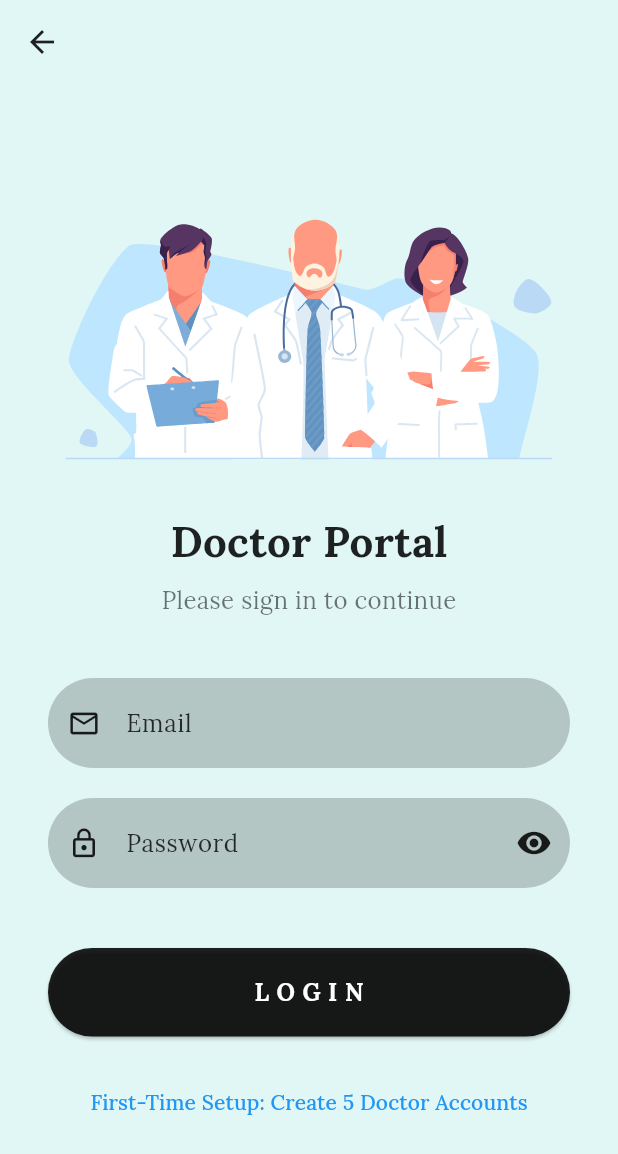
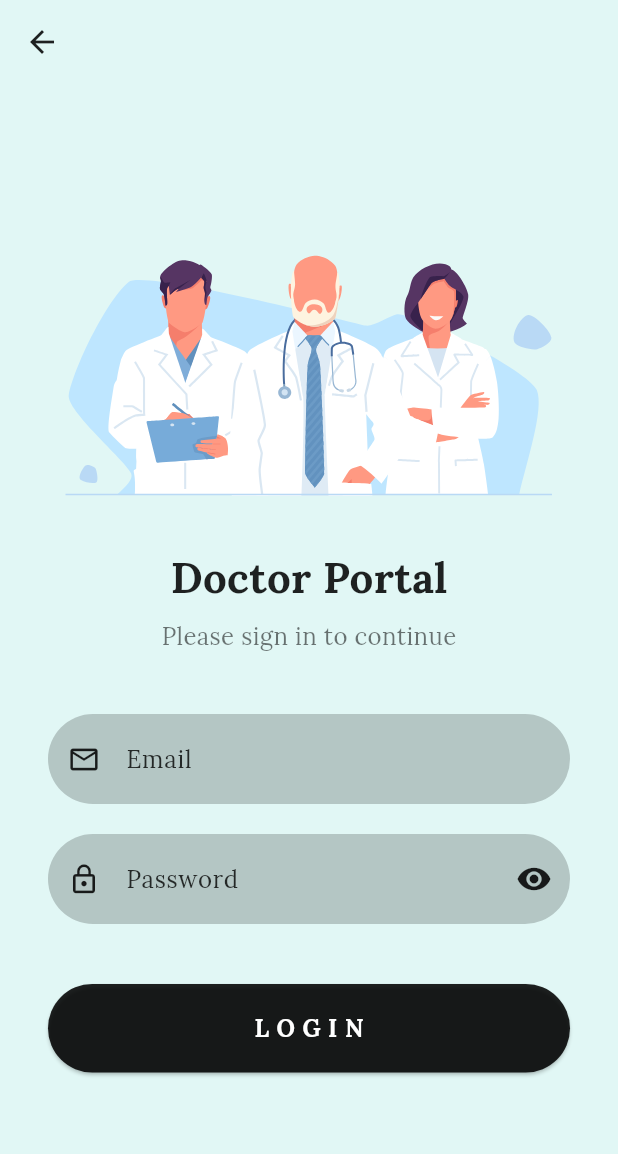
Before and after one commit to OrgBySamAndNandha/NeuroInsight, a Flutter app: the DoctorLoginView screen opened directly, on a phone screen of 412 x 824 dp. Shown: the top 1154 px of the screen. Run offline on Flutter 3.47's test engine with Material 3 defaults, Android fonts, the phone set to English and light mode, and no system bars; our stand-ins replace cloud_firestore, firebase_auth, firebase_core, firebase_storage, font_awesome_flutter, google_fonts and 8 more; accounts and stored records are empty; project files that could hold a hidden picture were left out.

Commit message:
removed first time create button

```diff
--- a/lib/screens/admin/view/doctor_login_view.dart
+++ b/lib/screens/admin/view/doctor_login_view.dart
@@ -134,15 +134,7 @@ class _DoctorLoginViewState extends State<DoctorLoginView> {
                 const SizedBox(height: 20),
 
                 // --- ✅ ADDED BACK: The one-time setup button ---
-                TextButton(
-                  onPressed: () {
-                    _authController.createDoctorAccountAndProfile(context);
-                  },
-                  child: const Text(
-                    'First-Time Setup: Create 5 Doctor Accounts',
-                    style: TextStyle(color: Colors.blue),
-                  ),
-                ),
+
               ],
             ),
           ),
```
